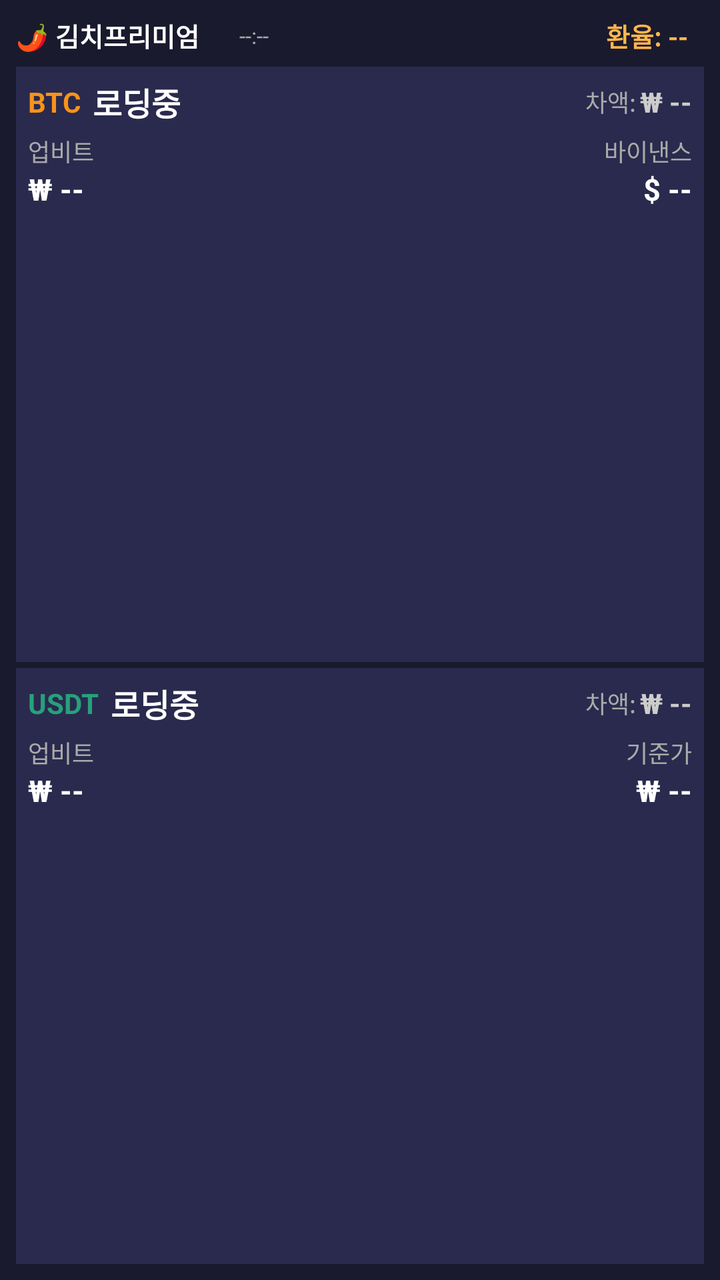
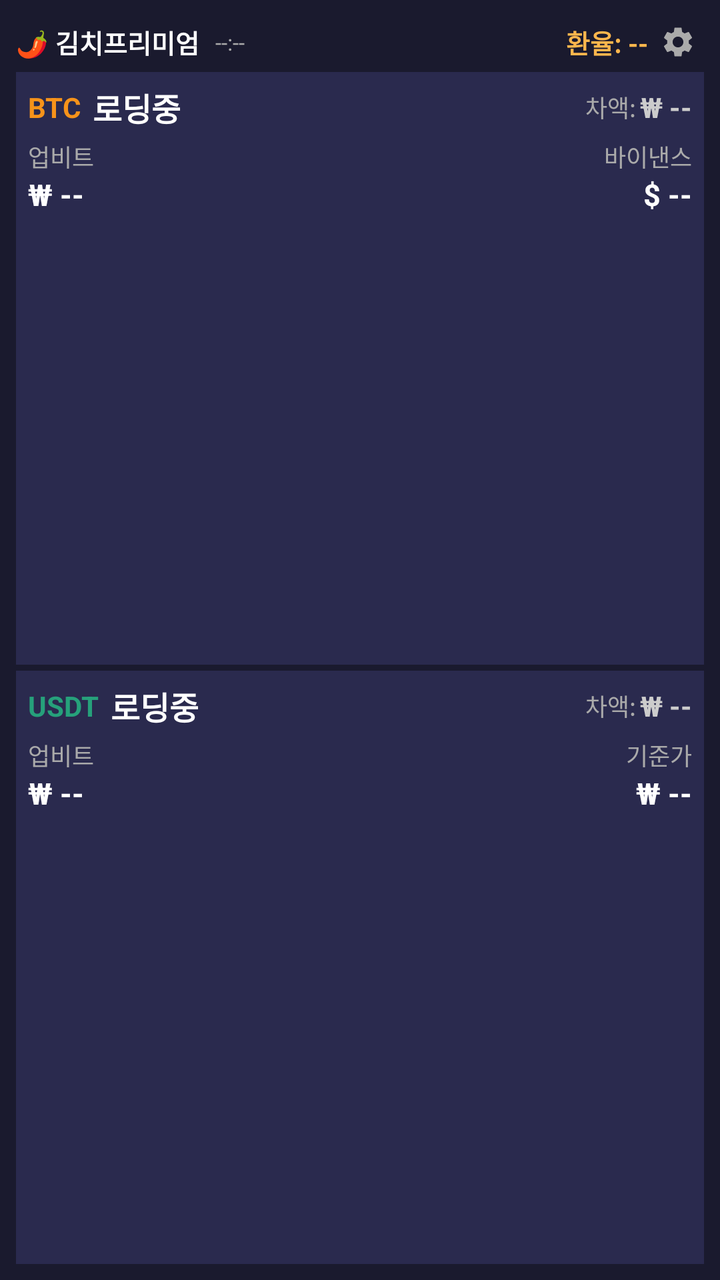

Screens rendered from an Android XML layout before and after an edit, with the pre-edit source and the edit as a unified diff.
<!-- AndroidManifest.xml: application theme Theme.KimchiWidget -->
<!-- res/layout/widget_kimchi.xml -->
<?xml version="1.0" encoding="utf-8"?>
<LinearLayout xmlns:android="http://schemas.android.com/apk/res/android"
    android:id="@+id/widget_root"
    android:layout_width="match_parent"
    android:layout_height="match_parent"
    android:background="#1A1A2E"
    android:orientation="vertical"
    android:padding="8dp">

    
    <LinearLayout
        android:layout_width="match_parent"
        android:layout_height="wrap_content"
        android:orientation="horizontal"
        android:gravity="center_vertical"
        android:layout_marginBottom="6dp">

        <TextView
            android:layout_width="wrap_content"
            android:layout_height="wrap_content"
            android:text="🌶 김치프리미엄"
            android:textColor="#FFFFFF"
            android:textSize="13sp"
            android:textStyle="bold" />

        <FrameLayout
            android:layout_width="0dp"
            android:layout_height="wrap_content"
            android:layout_weight="1"
            android:layout_marginStart="20dp"
            android:layout_marginEnd="20dp">

            <TextView
                android:id="@+id/tv_update_time"
                android:layout_width="wrap_content"
                android:layout_height="wrap_content"
                android:text="--:--"
                android:textColor="#AAAAAA"
                android:textSize="11sp" />

            <ImageView
                android:id="@+id/iv_refresh_icon"
                android:layout_width="16dp"
                android:layout_height="16dp"
                android:src="@drawable/ic_refresh"
                android:contentDescription="새로고침"
                android:scaleType="centerInside"
                android:visibility="gone"
                android:tint="#FFB74D" />
        </FrameLayout>

        <TextView
            android:id="@+id/tv_exchange_rate"
            android:layout_width="wrap_content"
            android:layout_height="wrap_content"
            android:text="환율: --"
            android:textColor="#FFB74D"
            android:textSize="13sp"
            android:textStyle="bold"
            android:layout_marginEnd="8dp" />
    </LinearLayout>

    
    <LinearLayout
        android:layout_width="match_parent"
        android:layout_height="0dp"
        android:layout_weight="1"
        android:orientation="vertical"
        android:background="#2A2A4E"
        android:padding="6dp"
        android:layout_marginBottom="3dp">

        
        <LinearLayout
            android:layout_width="match_parent"
            android:layout_height="wrap_content"
            android:orientation="horizontal"
            android:gravity="center_vertical"
            android:layout_marginBottom="4dp">

            <TextView
                android:id="@+id/tv_coin1_label"
                android:layout_width="wrap_content"
                android:layout_height="wrap_content"
                android:text="BTC"
                android:textColor="#F7931A"
                android:textSize="14sp"
                android:textStyle="bold"
                android:layout_marginEnd="6dp" />

            <TextView
                android:id="@+id/tv_btc_premium"
                android:layout_width="0dp"
                android:layout_height="wrap_content"
                android:layout_weight="1"
                android:text="로딩중"
                android:textColor="#FFFFFF"
                android:textSize="16sp"
                android:textStyle="bold" />

            <TextView
                android:layout_width="wrap_content"
                android:layout_height="wrap_content"
                android:text="차액:"
                android:textColor="#AAAAAA"
                android:textSize="12sp"
                android:layout_marginEnd="2dp" />

            <TextView
                android:id="@+id/tv_btc_diff"
                android:layout_width="wrap_content"
                android:layout_height="wrap_content"
                android:text="₩ --"
                android:textColor="#CCCCCC"
                android:textSize="14sp"
                android:textStyle="bold" />
        </LinearLayout>

        
        <LinearLayout
            android:layout_width="match_parent"
            android:layout_height="wrap_content"
            android:orientation="horizontal"
            android:gravity="center_vertical">

            <LinearLayout
                android:layout_width="0dp"
                android:layout_height="wrap_content"
                android:layout_weight="1"
                android:orientation="vertical">

                <TextView
                    android:layout_width="wrap_content"
                    android:layout_height="wrap_content"
                    android:text="업비트"
                    android:textColor="#AAAAAA"
                    android:textSize="12sp" />

                <TextView
                    android:id="@+id/tv_btc_krw"
                    android:layout_width="wrap_content"
                    android:layout_height="wrap_content"
                    android:text="₩ --"
                    android:textColor="#FFFFFF"
                    android:textSize="15sp"
                    android:textStyle="bold" />
            </LinearLayout>

            <LinearLayout
                android:layout_width="0dp"
                android:layout_height="wrap_content"
                android:layout_weight="1"
                android:orientation="vertical"
                android:gravity="end">

                <TextView
                    android:id="@+id/tv_coin1_ref_label"
                    android:layout_width="wrap_content"
                    android:layout_height="wrap_content"
                    android:text="바이낸스"
                    android:textColor="#AAAAAA"
                    android:textSize="12sp" />

                <TextView
                    android:id="@+id/tv_btc_usd"
                    android:layout_width="wrap_content"
                    android:layout_height="wrap_content"
                    android:text="$ --"
                    android:textColor="#FFFFFF"
                    android:textSize="15sp"
                    android:textStyle="bold" />
            </LinearLayout>
        </LinearLayout>
    </LinearLayout>

    
    <LinearLayout
        android:layout_width="match_parent"
        android:layout_height="0dp"
        android:layout_weight="1"
        android:orientation="vertical"
        android:background="#2A2A4E"
        android:padding="6dp">

        
        <LinearLayout
            android:layout_width="match_parent"
            android:layout_height="wrap_content"
            android:orientation="horizontal"
            android:gravity="center_vertical"
            android:layout_marginBottom="4dp">

            <TextView
                android:id="@+id/tv_coin2_label"
                android:layout_width="wrap_content"
                android:layout_height="wrap_content"
                android:text="USDT"
                android:textColor="#26A17B"
                android:textSize="14sp"
                android:textStyle="bold"
                android:layout_marginEnd="6dp" />

            <TextView
                android:id="@+id/tv_usdt_premium"
                android:layout_width="0dp"
                android:layout_height="wrap_content"
                android:layout_weight="1"
                android:text="로딩중"
                android:textColor="#FFFFFF"
                android:textSize="16sp"
                android:textStyle="bold" />

            <TextView
                android:layout_width="wrap_content"
                android:layout_height="wrap_content"
                android:text="차액:"
                android:textColor="#AAAAAA"
                android:textSize="12sp"
                android:layout_marginEnd="2dp" />

            <TextView
                android:id="@+id/tv_usdt_diff"
                android:layout_width="wrap_content"
                android:layout_height="wrap_content"
                android:text="₩ --"
                android:textColor="#CCCCCC"
                android:textSize="14sp"
                android:textStyle="bold" />
        </LinearLayout>

        
        <LinearLayout
            android:layout_width="match_parent"
            android:layout_height="wrap_content"
            android:orientation="horizontal"
            android:gravity="center_vertical">

            <LinearLayout
                android:layout_width="0dp"
                android:layout_height="wrap_content"
                android:layout_weight="1"
                android:orientation="vertical">

                <TextView
                    android:layout_width="wrap_content"
                    android:layout_height="wrap_content"
                    android:text="업비트"
                    android:textColor="#AAAAAA"
                    android:textSize="12sp" />

                <TextView
                    android:id="@+id/tv_usdt_krw"
                    android:layout_width="wrap_content"
                    android:layout_height="wrap_content"
                    android:text="₩ --"
                    android:textColor="#FFFFFF"
                    android:textSize="15sp"
                    android:textStyle="bold" />
            </LinearLayout>

            <LinearLayout
                android:layout_width="0dp"
                android:layout_height="wrap_content"
                android:layout_weight="1"
                android:orientation="vertical"
                android:gravity="end">

                <TextView
                    android:id="@+id/tv_coin2_ref_label"
                    android:layout_width="wrap_content"
                    android:layout_height="wrap_content"
                    android:text="기준가"
                    android:textColor="#AAAAAA"
                    android:textSize="12sp" />

                <TextView
                    android:id="@+id/tv_usdt_usd"
                    android:layout_width="wrap_content"
                    android:layout_height="wrap_content"
                    android:text="₩ --"
                    android:textColor="#FFFFFF"
                    android:textSize="15sp"
                    android:textStyle="bold" />
            </LinearLayout>
        </LinearLayout>
    </LinearLayout>

</LinearLayout>
<!-- resources referenced by this layout -->
<resources>
  <!-- drawable ic_refresh (drawable) -->
  <?xml version="1.0" encoding="utf-8"?>
  <vector xmlns:android="http://schemas.android.com/apk/res/android"
      android:width="24dp"
      android:height="24dp"
      android:viewportWidth="24"
      android:viewportHeight="24">
      <path
          android:fillColor="#AAAAAA"
          android:pathData="M17.65,6.35C16.2,4.9 14.21,4 12,4c-4.42,0 -7.99,3.58 -7.99,8s3.57,8 7.99,8c3.73,0 6.84,-2.55 7.73,-6h-2.08c-0.82,2.33 -3.04,4 -5.65,4 -3.31,0 -6,-2.69 -6,-6s2.69,-6 6,-6c1.66,0 3.14,0.69 4.22,1.78L13,11h7V4l-2.35,2.35z" />
  </vector>
  <style name="Theme.KimchiWidget" parent="Theme.AppCompat.NoActionBar">
          <item name="colorPrimary">#1A1A2E</item>
          <item name="colorPrimaryDark">#16213E</item>
          <item name="colorAccent">#F7931A</item>
      </style>
</resources>

<!-- the commit's change to res/layout/widget_kimchi.xml (unified diff, before → after) -->
@@ -13,7 +13,7 @@
         android:layout_height="wrap_content"
         android:orientation="horizontal"
         android:gravity="center_vertical"
-        android:layout_marginBottom="6dp">
+        android:layout_marginBottom="2dp">
 
         <TextView
             android:layout_width="wrap_content"
@@ -27,8 +27,8 @@
             android:layout_width="0dp"
             android:layout_height="wrap_content"
             android:layout_weight="1"
-            android:layout_marginStart="20dp"
-            android:layout_marginEnd="20dp">
+            android:layout_marginStart="8dp"
+            android:layout_marginEnd="4dp">
 
             <TextView
                 android:id="@+id/tv_update_time"
@@ -57,7 +57,16 @@
             android:textColor="#FFB74D"
             android:textSize="13sp"
             android:textStyle="bold"
-            android:layout_marginEnd="8dp" />
+            android:layout_marginEnd="2dp" />
+
+        <ImageView
+            android:id="@+id/iv_settings"
+            android:layout_width="26dp"
+            android:layout_height="26dp"
+            android:padding="4dp"
+            android:src="@drawable/ic_settings"
+            android:contentDescription="코인 변경"
+            android:scaleType="centerInside" />
     </LinearLayout>
 
     
<!-- resource entries referenced after the edit -->
@@ -11,6 +11,17 @@
           android:fillColor="#AAAAAA"
           android:pathData="M17.65,6.35C16.2,4.9 14.21,4 12,4c-4.42,0 -7.99,3.58 -7.99,8s3.57,8 7.99,8c3.73,0 6.84,-2.55 7.73,-6h-2.08c-0.82,2.33 -3.04,4 -5.65,4 -3.31,0 -6,-2.69 -6,-6s2.69,-6 6,-6c1.66,0 3.14,0.69 4.22,1.78L13,11h7V4l-2.35,2.35z" />
   </vector>
+  <!-- drawable ic_settings (drawable) -->
+  <?xml version="1.0" encoding="utf-8"?>
+  <vector xmlns:android="http://schemas.android.com/apk/res/android"
+      android:width="24dp"
+      android:height="24dp"
+      android:viewportWidth="24"
+      android:viewportHeight="24">
+      <path
+          android:fillColor="#AAAAAA"
+          android:pathData="M19.14,12.94c0.04,-0.3 0.06,-0.61 0.06,-0.94c0,-0.32 -0.02,-0.64 -0.07,-0.94l2.03,-1.58c0.18,-0.14 0.23,-0.41 0.12,-0.61l-1.92,-3.32c-0.12,-0.22 -0.37,-0.29 -0.59,-0.22l-2.39,0.96c-0.5,-0.38 -1.03,-0.7 -1.62,-0.94L14.4,2.81c-0.04,-0.24 -0.24,-0.41 -0.48,-0.41h-3.84c-0.24,0 -0.43,0.17 -0.47,0.41L9.25,5.35C8.66,5.59 8.12,5.92 7.63,6.29L5.24,5.33c-0.22,-0.08 -0.47,0 -0.59,0.22L2.74,8.87C2.62,9.08 2.66,9.34 2.86,9.48l2.03,1.58C4.84,11.36 4.8,11.69 4.8,12s0.02,0.64 0.07,0.94l-2.03,1.58c-0.18,0.14 -0.23,0.41 -0.12,0.61l1.92,3.32c0.12,0.22 0.37,0.29 0.59,0.22l2.39,-0.96c0.5,0.38 1.03,0.7 1.62,0.94l0.36,2.54c0.05,0.24 0.24,0.41 0.48,0.41h3.84c0.24,0 0.44,-0.17 0.47,-0.41l0.36,-2.54c0.59,-0.24 1.13,-0.56 1.62,-0.94l2.39,0.96c0.22,0.08 0.47,0 0.59,-0.22l1.92,-3.32c0.12,-0.22 0.07,-0.47 -0.12,-0.61L19.14,12.94zM12,15.6c-1.98,0 -3.6,-1.62 -3.6,-3.6s1.62,-3.6 3.6,-3.6s3.6,1.62 3.6,3.6S13.98,15.6 12,15.6z" />
+  </vector>
   <style name="Theme.KimchiWidget" parent="Theme.AppCompat.NoActionBar">
           <item name="colorPrimary">#1A1A2E</item>
           <item name="colorPrimaryDark">#16213E</item>
